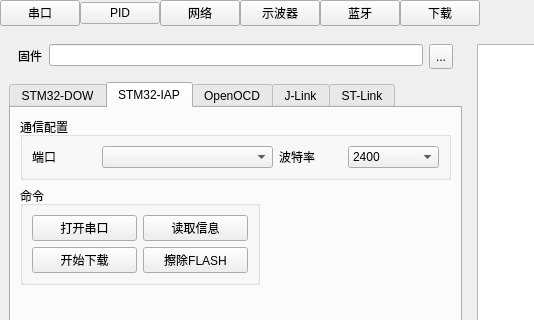
Old version of the form assistant/widget.ui in the repository han-shao-jun/assistant; both pictures show x 0 to 534 and y 0 to 320 of the 930 by 775 pixel window.
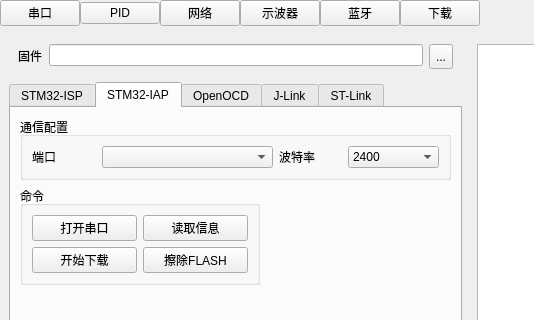
New version of the form. Custom widgets are drawn as their Qt base class.

Commit message: 优化下载界面逻辑

What changed in the file:
```diff
--- a/assistant/widget.ui
+++ b/assistant/widget.ui
@@ -2674,7 +2674,7 @@
          </property>
          <widget class="QWidget" name="STM32ISP">
           <attribute name="title">
-           <string>STM32-DOW</string>
+           <string>STM32-ISP</string>
           </attribute>
           <layout class="QVBoxLayout" name="verticalLayout_5">
            <item>
```
The commit also changes 5 other files.
